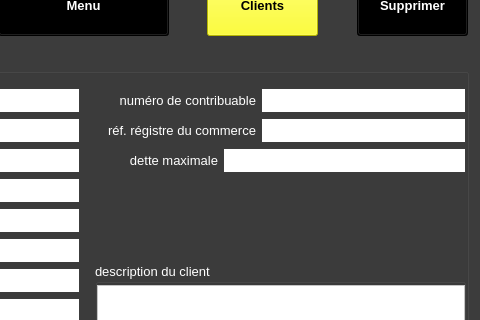
First picture: the form in ui/yeroth-erp-modifier-compte-client-window.ui, repository xnoumbissinoundou/yeroth-erp-3.0, before the edit; both pictures show x 320 to 800 and y 95 to 415 of the 800 by 600 pixel window.
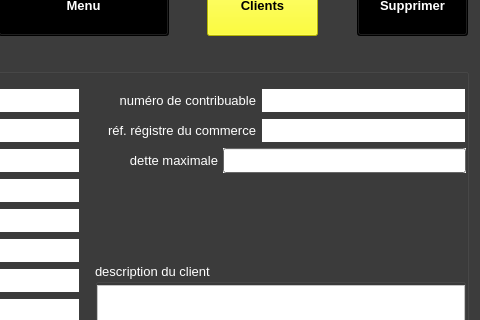
Second picture: the form after the edit. Icons and pictures are not drawn. Custom widgets are drawn as their Qt base class.

Commit message: On branch master 	modified:   src/widgets/yeroth-erp-line-edit.cpp 	modified:   src/widgets/yeroth-erp-line-edit.hpp 	modified:   src/windows/yeroth-erp-entrer-window.cpp 	modified:   src/windows/yeroth-erp-modifier-compte-client-window.cpp 	modified:   src/windows/yeroth-erp-payer-compte-client-window.cpp 	modified:   ui/yeroth-erp-modifier-compte-client-window.ui

What changed in the file:
```diff
--- a/ui/yeroth-erp-modifier-compte-client-window.ui
+++ b/ui/yeroth-erp-modifier-compte-client-window.ui
@@ -7710,445 +7710,6 @@
       <set>Qt::AlignRight|Qt::AlignTrailing|Qt::AlignVCenter</set>
      </property>
     </widget>
-    <widget class="YerothLineEdit" name="lineEdit_modifier_compteclient_dette_maximale">
-     <property name="geometry">
-      <rect>
-       <x>532</x>
-       <y>95</y>
-       <width>243</width>
-       <height>25</height>
-      </rect>
-     </property>
-     <property name="palette">
-      <palette>
-       <active>
-        <colorrole role="WindowText">
-         <brush brushstyle="SolidPattern">
-          <color alpha="255">
-           <red>0</red>
-           <green>0</green>
-           <blue>0</blue>
-          </color>
-         </brush>
-        </colorrole>
-        <colorrole role="Button">
-         <brush brushstyle="SolidPattern">
-          <color alpha="255">
-           <red>255</red>
-           <green>255</green>
-           <blue>255</blue>
-          </color>
-         </brush>
-        </colorrole>
-        <colorrole role="Light">
-         <brush brushstyle="SolidPattern">
-          <color alpha="255">
-           <red>255</red>
-           <green>255</green>
-           <blue>255</blue>
-          </color>
-         </brush>
-        </colorrole>
-        <colorrole role="Midlight">
-         <brush brushstyle="SolidPattern">
-          <color alpha="255">
-           <red>255</red>
-           <green>255</green>
-           <blue>255</blue>
-          </color>
-         </brush>
-        </colorrole>
-        <colorrole role="Dark">
-         <brush brushstyle="SolidPattern">
-          <color alpha="255">
-           <red>127</red>
-           <green>127</green>
-           <blue>127</blue>
-          </color>
-         </brush>
-        </colorrole>
-        <colorrole role="Mid">
-         <brush brushstyle="SolidPattern">
-          <color alpha="255">
-           <red>170</red>
-           <green>170</green>
-           <blue>170</blue>
-          </color>
-         </brush>
-        </colorrole>
-        <colorrole role="Text">
-         <brush brushstyle="SolidPattern">
-          <color alpha="255">
-           <red>0</red>
-           <green>0</green>
-           <blue>0</blue>
-          </color>
-         </brush>
-        </colorrole>
-        <colorrole role="BrightText">
-         <brush brushstyle="SolidPattern">
-          <color alpha="255">
-           <red>255</red>
-           <green>255</green>
-           <blue>255</blue>
-          </color>
-         </brush>
-        </colorrole>
-        <colorrole role="ButtonText">
-         <brush brushstyle="SolidPattern">
-          <color alpha="255">
-           <red>0</red>
-           <green>0</green>
-           <blue>0</blue>
-          </color>
-         </brush>
-        </colorrole>
-        <colorrole role="Base">
-         <brush brushstyle="SolidPattern">
-          <color alpha="255">
-           <red>255</red>
-           <green>255</green>
-           <blue>255</blue>
-          </color>
-         </brush>
-        </colorrole>
-        <colorrole role="Window">
-         <brush brushstyle="SolidPattern">
-          <color alpha="255">
-           <red>255</red>
-           <green>255</green>
-           <blue>255</blue>
-          </color>
-         </brush>
-        </colorrole>
-        <colorrole role="Shadow">
-         <brush brushstyle="SolidPattern">
-          <color alpha="255">
-           <red>0</red>
-           <green>0</green>
-           <blue>0</blue>
-          </color>
-         </brush>
-        </colorrole>
-        <colorrole role="AlternateBase">
-         <brush brushstyle="SolidPattern">
-          <color alpha="255">
-           <red>255</red>
-           <green>255</green>
-           <blue>255</blue>
-          </color>
-         </brush>
-        </colorrole>
-        <colorrole role="ToolTipBase">
-         <brush brushstyle="SolidPattern">
-          <color alpha="255">
-           <red>255</red>
-           <green>255</green>
-           <blue>220</blue>
-          </color>
-         </brush>
-        </colorrole>
-        <colorrole role="ToolTipText">
-         <brush brushstyle="SolidPattern">
-          <color alpha="255">
-           <red>0</red>
-           <green>0</green>
-           <blue>0</blue>
-          </color>
-         </brush>
-        </colorrole>
-       </active>
-       <inactive>
-        <colorrole role="WindowText">
-         <brush brushstyle="SolidPattern">
-          <color alpha="255">
-           <red>0</red>
-           <green>0</green>
-           <blue>0</blue>
-          </color>
-         </brush>
-        </colorrole>
-        <colorrole role="Button">
-         <brush brushstyle="SolidPattern">
-          <color alpha="255">
-           <red>255</red>
-           <green>255</green>
-           <blue>255</blue>
-          </color>
-         </brush>
-        </colorrole>
-        <colorrole role="Light">
-         <brush brushstyle="SolidPattern">
-          <color alpha="255">
-           <red>255</red>
-           <green>255</green>
-           <blue>255</blue>
-          </color>
-         </brush>
-        </colorrole>
-        <colorrole role="Midlight">
-         <brush brushstyle="SolidPattern">
-          <color alpha="255">
-           <red>255</red>
-           <green>255</green>
-           <blue>255</blue>
-          </color>
-         </brush>
-        </colorrole>
-        <colorrole role="Dark">
-         <brush brushstyle="SolidPattern">
-          <color alpha="255">
-           <red>127</red>
-           <green>127</green>
-           <blue>127</blue>
-          </color>
-         </brush>
-        </colorrole>
-        <colorrole role="Mid">
-         <brush brushstyle="SolidPattern">
-          <color alpha="255">
-           <red>170</red>
-           <green>170</green>
-           <blue>170</blue>
-          </color>
-         </brush>
-        </colorrole>
-        <colorrole role="Text">
-         <brush brushstyle="SolidPattern">
-          <color alpha="255">
-           <red>0</red>
-           <green>0</green>
-           <blue>0</blue>
-          </color>
-         </brush>
-        </colorrole>
-        <colorrole role="BrightText">
-         <brush brushstyle="SolidPattern">
-          <color alpha="255">
-           <red>255</red>
-           <green>255</green>
-           <blue>255</blue>
-          </color>
-         </brush>
-        </colorrole>
-        <colorrole role="ButtonText">
-         <brush brushstyle="SolidPattern">
-          <color alpha="255">
-           <red>0</red>
-           <green>0</green>
-           <blue>0</blue>
-          </color>
-         </brush>
-        </colorrole>
-        <colorrole role="Base">
-         <brush brushstyle="SolidPattern">
-          <color alpha="255">
-           <red>255</red>
-           <green>255</green>
-           <blue>255</blue>
-          </color>
-         </brush>
-        </colorrole>
-        <colorrole role="Window">
-         <brush brushstyle="SolidPattern">
-          <color alpha="255">
-           <red>255</red>
-           <green>255</green>
-           <blue>255</blue>
-          </color>
-         </brush>
-        </colorrole>
-        <colorrole role="Shadow">
-         <brush brushstyle="SolidPattern">
-          <color alpha="255">
-           <red>0</red>
-           <green>0</green>
-           <blue>0</blue>
-          </color>
-         </brush>
-        </colorrole>
-        <colorrole role="AlternateBase">
-         <brush brushstyle="SolidPattern">
-          <color alpha="255">
-           <red>255</red>
-           <green>255</green>
-           <blue>255</blue>
-          </color>
-         </brush>
-        </colorrole>
-        <colorrole role="ToolTipBase">
-         <brush brushstyle="SolidPattern">
-          <color alpha="255">
-           <red>255</red>
-           <green>255</green>
-           <blue>220</blue>
-          </color>
-         </brush>
-        </colorrole>
-        <colorrole role="ToolTipText">
-         <brush brushstyle="SolidPattern">
-          <color alpha="255">
-           <red>0</red>
-           <green>0</green>
-           <blue>0</blue>
-          </color>
-         </brush>
-        </colorrole>
-       </inactive>
-       <disabled>
-        <colorrole role="WindowText">
-         <brush brushstyle="SolidPattern">
-          <color alpha="255">
-           <red>127</red>
-           <green>127</green>
-           <blue>127</blue>
-          </color>
-         </brush>
-        </colorrole>
-        <colorrole role="Button">
-         <brush brushstyle="SolidPattern">
-          <color alpha="255">
-           <red>255</red>
-           <green>255</green>
-           <blue>255</blue>
-          </color>
-         </brush>
-        </colorrole>
-        <colorrole role="Light">
-         <brush brushstyle="SolidPattern">
-          <color alpha="255">
-           <red>255</red>
-           <green>255</green>
-           <blue>255</blue>
-          </color>
-         </brush>
-        </colorrole>
-        <colorrole role="Midlight">
-         <brush brushstyle="SolidPattern">
-          <color alpha="255">
-           <red>255</red>
-           <green>255</green>
-           <blue>255</blue>
-          </color>
-         </brush>
-        </colorrole>
-        <colorrole role="Dark">
-         <brush brushstyle="SolidPattern">
-          <color alpha="255">
-           <red>127</red>
-           <green>127</green>
-           <blue>127</blue>
-          </color>
-         </brush>
-        </colorrole>
-        <colorrole role="Mid">
-         <brush brushstyle="SolidPattern">
-          <color alpha="255">
-           <red>170</red>
-           <green>170</green>
-           <blue>170</blue>
-          </color>
-         </brush>
-        </colorrole>
-        <colorrole role="Text">
-         <brush brushstyle="SolidPattern">
-          <color alpha="255">
-           <red>127</red>
-           <green>127</green>
-           <blue>127</blue>
-          </color>
-         </brush>
-        </colorrole>
-        <colorrole role="BrightText">
-         <brush brushstyle="SolidPattern">
-          <color alpha="255">
-           <red>255</red>
-           <green>255</green>
-           <blue>255</blue>
-          </color>
-         </brush>
-        </colorrole>
-        <colorrole role="ButtonText">
-         <brush brushstyle="SolidPattern">
-          <color alpha="255">
-           <red>127</red>
-           <green>127</green>
-           <blue>127</blue>
-          </color>
-         </brush>
-        </colorrole>
-        <colorrole role="Base">
-         <brush brushstyle="SolidPattern">
-          <color alpha="255">
-           <red>255</red>
-           <green>255</green>
-           <blue>255</blue>
-          </color>
-         </brush>
-        </colorrole>
-        <colorrole role="Window">
-         <brush brushstyle="SolidPattern">
-          <color alpha="255">
-           <red>255</red>
-           <green>255</green>
-           <blue>255</blue>
-          </color>
-         </brush>
-        </colorrole>
-        <colorrole role="Shadow">
-         <brush brushstyle="SolidPattern">
-          <color alpha="255">
-           <red>0</red>
-           <green>0</green>
-           <blue>0</blue>
-          </color>
-         </brush>
-        </colorrole>
-        <colorrole role="AlternateBase">
-         <brush brushstyle="SolidPattern">
-          <color alpha="255">
-           <red>255</red>
-           <green>255</green>
-           <blue>255</blue>
-          </color>
-         </brush>
-        </colorrole>
-        <colorrole role="ToolTipBase">
-         <brush brushstyle="SolidPattern">
-          <color alpha="255">
-           <red>255</red>
-           <green>255</green>
-           <blue>220</blue>
-          </color>
-         </brush>
-        </colorrole>
-        <colorrole role="ToolTipText">
-         <brush brushstyle="SolidPattern">
-          <color alpha="255">
-           <red>0</red>
-           <green>0</green>
-           <blue>0</blue>
-          </color>
-         </brush>
-        </colorrole>
-       </disabled>
-      </palette>
-     </property>
-     <property name="font">
-      <font>
-       <pointsize>10</pointsize>
-      </font>
-     </property>
-     <property name="autoFillBackground">
-      <bool>false</bool>
-     </property>
-     <property name="styleSheet">
-      <string notr="true">border: 1px solid rgb(60, 60, 60);</string>
-     </property>
-     <property name="alignment">
-      <set>Qt::AlignLeading|Qt::AlignLeft|Qt::AlignVCenter</set>
-     </property>
-    </widget>
     <widget class="QLabel" name="label_modifier_compteclient_dette_maximale">
      <property name="geometry">
       <rect>
@@ -10043,6 +9604,441 @@
       <set>Qt::AlignRight|Qt::AlignTrailing|Qt::AlignVCenter</set>
      </property>
     </widget>
+    <widget class="YerothLineEdit" name="lineEdit_modifier_compteclient_dette_maximale">
+     <property name="geometry">
+      <rect>
+       <x>532</x>
+       <y>95</y>
+       <width>243</width>
+       <height>25</height>
+      </rect>
+     </property>
+     <property name="palette">
+      <palette>
+       <active>
+        <colorrole role="WindowText">
+         <brush brushstyle="SolidPattern">
+          <color alpha="255">
+           <red>0</red>
+           <green>0</green>
+           <blue>0</blue>
+          </color>
+         </brush>
+        </colorrole>
+        <colorrole role="Button">
+         <brush brushstyle="SolidPattern">
+          <color alpha="255">
+           <red>145</red>
+           <green>145</green>
+           <blue>145</blue>
+          </color>
+         </brush>
+        </colorrole>
+        <colorrole role="Light">
+         <brush brushstyle="SolidPattern">
+          <color alpha="255">
+           <red>218</red>
+           <green>218</green>
+           <blue>218</blue>
+          </color>
+         </brush>
+        </colorrole>
+        <colorrole role="Midlight">
+         <brush brushstyle="SolidPattern">
+          <color alpha="255">
+           <red>181</red>
+           <green>181</green>
+           <blue>181</blue>
+          </color>
+         </brush>
+        </colorrole>
+        <colorrole role="Dark">
+         <brush brushstyle="SolidPattern">
+          <color alpha="255">
+           <red>72</red>
+           <green>72</green>
+           <blue>72</blue>
+          </color>
+         </brush>
+        </colorrole>
+        <colorrole role="Mid">
+         <brush brushstyle="SolidPattern">
+          <color alpha="255">
+           <red>97</red>
+           <green>97</green>
+           <blue>97</blue>
+          </color>
+         </brush>
+        </colorrole>
+        <colorrole role="Text">
+         <brush brushstyle="SolidPattern">
+          <color alpha="255">
+           <red>0</red>
+           <green>0</green>
+           <blue>0</blue>
+          </color>
+         </brush>
+        </colorrole>
+        <colorrole role="BrightText">
+         <brush brushstyle="SolidPattern">
+          <color alpha="255">
+           <red>255</red>
+           <green>255</green>
+           <blue>255</blue>
+          </color>
+         </brush>
+        </colorrole>
+        <colorrole role="ButtonText">
+         <brush brushstyle="SolidPattern">
+          <color alpha="255">
+           <red>0</red>
+           <green>0</green>
+           <blue>0</blue>
+          </color>
+         </brush>
+        </colorrole>
+        <colorrole role="Base">
+         <brush brushstyle="SolidPattern">
+          <color alpha="255">
+           <red>255</red>
+           <green>255</green>
+           <blue>255</blue>
+          </color>
+         </brush>
+        </colorrole>
+        <colorrole role="Window">
+         <brush brushstyle="SolidPattern">
+          <color alpha="255">
+           <red>145</red>
+           <green>145</green>
+           <blue>145</blue>
+          </color>
+         </brush>
+        </colorrole>
+        <colorrole role="Shadow">
+         <brush brushstyle="SolidPattern">
+          <color alpha="255">
+           <red>0</red>
+           <green>0</green>
+           <blue>0</blue>
+          </color>
+         </brush>
+        </colorrole>
+        <colorrole role="AlternateBase">
+         <brush brushstyle="SolidPattern">
+          <color alpha="255">
+           <red>200</red>
+           <green>200</green>
+           <blue>200</blue>
+          </color>
+         </brush>
+        </colorrole>
+        <colorrole role="ToolTipBase">
+         <brush brushstyle="SolidPattern">
+          <color alpha="255">
+           <red>255</red>
+           <green>255</green>
+           <blue>220</blue>
+          </color>
+         </brush>
+        </colorrole>
+        <colorrole role="ToolTipText">
+         <brush brushstyle="SolidPattern">
+          <color alpha="255">
+           <red>0</red>
+           <green>0</green>
+           <blue>0</blue>
+          </color>
+         </brush>
+        </colorrole>
+       </active>
+       <inactive>
+        <colorrole role="WindowText">
+         <brush brushstyle="SolidPattern">
+          <color alpha="255">
+           <red>0</red>
+           <green>0</green>
+           <blue>0</blue>
+          </color>
+         </brush>
+        </colorrole>
+        <colorrole role="Button">
+         <brush brushstyle="SolidPattern">
+          <color alpha="255">
+           <red>145</red>
+           <green>145</green>
+           <blue>145</blue>
+          </color>
+         </brush>
+        </colorrole>
+        <colorrole role="Light">
+         <brush brushstyle="SolidPattern">
+          <color alpha="255">
+           <red>218</red>
+           <green>218</green>
+           <blue>218</blue>
+          </color>
+         </brush>
+        </colorrole>
+        <colorrole role="Midlight">
+         <brush brushstyle="SolidPattern">
+          <color alpha="255">
+           <red>181</red>
+           <green>181</green>
+           <blue>181</blue>
+          </color>
+         </brush>
+        </colorrole>
+        <colorrole role="Dark">
+         <brush brushstyle="SolidPattern">
+          <color alpha="255">
+           <red>72</red>
+           <green>72</green>
+           <blue>72</blue>
+          </color>
+         </brush>
+        </colorrole>
+        <colorrole role="Mid">
+         <brush brushstyle="SolidPattern">
+          <color alpha="255">
+           <red>97</red>
+           <green>97</green>
+           <blue>97</blue>
+          </color>
+         </brush>
+        </colorrole>
+        <colorrole role="Text">
+         <brush brushstyle="SolidPattern">
+          <color alpha="255">
+           <red>0</red>
+           <green>0</green>
+           <blue>0</blue>
+          </color>
+         </brush>
+        </colorrole>
+        <colorrole role="BrightText">
+         <brush brushstyle="SolidPattern">
+          <color alpha="255">
+           <red>255</red>
+           <green>255</green>
+           <blue>255</blue>
+          </color>
+         </brush>
+        </colorrole>
+        <colorrole role="ButtonText">
+         <brush brushstyle="SolidPattern">
+          <color alpha="255">
+           <red>0</red>
+           <green>0</green>
+           <blue>0</blue>
+          </color>
+         </brush>
+        </colorrole>
+        <colorrole role="Base">
+         <brush brushstyle="SolidPattern">
+          <color alpha="255">
+           <red>255</red>
+           <green>255</green>
+           <blue>255</blue>
+          </color>
+         </brush>
+        </colorrole>
+        <colorrole role="Window">
+         <brush brushstyle="SolidPattern">
+          <color alpha="255">
+           <red>145</red>
+           <green>145</green>
+           <blue>145</blue>
+          </color>
+         </brush>
+        </colorrole>
+        <colorrole role="Shadow">
+         <brush brushstyle="SolidPattern">
+          <color alpha="255">
+           <red>0</red>
+           <green>0</green>
+           <blue>0</blue>
+          </color>
+         </brush>
+        </colorrole>
+        <colorrole role="AlternateBase">
+         <brush brushstyle="SolidPattern">
+          <color alpha="255">
+           <red>200</red>
+           <green>200</green>
+           <blue>200</blue>
+          </color>
+         </brush>
+        </colorrole>
+        <colorrole role="ToolTipBase">
+         <brush brushstyle="SolidPattern">
+          <color alpha="255">
+           <red>255</red>
+           <green>255</green>
+           <blue>220</blue>
+          </color>
+         </brush>
+        </colorrole>
+        <colorrole role="ToolTipText">
+         <brush brushstyle="SolidPattern">
+          <color alpha="255">
+           <red>0</red>
+           <green>0</green>
+           <blue>0</blue>
+          </color>
+         </brush>
+        </colorrole>
+       </inactive>
+       <disabled>
+        <colorrole role="WindowText">
+         <brush brushstyle="SolidPattern">
+          <color alpha="255">
+           <red>72</red>
+           <green>72</green>
+           <blue>72</blue>
+          </color>
+         </brush>
+        </colorrole>
+        <colorrole role="Button">
+         <brush brushstyle="SolidPattern">
+          <color alpha="255">
+           <red>145</red>
+           <green>145</green>
+           <blue>145</blue>
+          </color>
+         </brush>
+        </colorrole>
+        <colorrole role="Light">
+         <brush brushstyle="SolidPattern">
+          <color alpha="255">
+           <red>218</red>
+           <green>218</green>
+           <blue>218</blue>
+          </color>
+         </brush>
+        </colorrole>
+        <colorrole role="Midlight">
+         <brush brushstyle="SolidPattern">
+          <color alpha="255">
+           <red>181</red>
+           <green>181</green>
+           <blue>181</blue>
+          </color>
+         </brush>
+        </colorrole>
+        <colorrole role="Dark">
+         <brush brushstyle="SolidPattern">
+          <color alpha="255">
+           <red>72</red>
+           <green>72</green>
+           <blue>72</blue>
+          </color>
+         </brush>
+        </colorrole>
+        <colorrole role="Mid">
+         <brush brushstyle="SolidPattern">
+          <color alpha="255">
+           <red>97</red>
+           <green>97</green>
+           <blue>97</blue>
+          </color>
+         </brush>
+        </colorrole>
+        <colorrole role="Text">
+         <brush brushstyle="SolidPattern">
+          <color alpha="255">
+           <red>72</red>
+           <green>72</green>
+           <blue>72</blue>
+          </color>
+         </brush>
+        </colorrole>
+        <colorrole role="BrightText">
+         <brush brushstyle="SolidPattern">
+          <color alpha="255">
+           <red>255</red>
+           <green>255</green>
+           <blue>255</blue>
+          </color>
+         </brush>
+        </colorrole>
+        <colorrole role="ButtonText">
+         <brush brushstyle="SolidPattern">
+          <color alpha="255">
+           <red>72</red>
+           <green>72</green>
+           <blue>72</blue>
+          </color>
+         </brush>
+        </colorrole>
+        <colorrole role="Base">
+         <brush brushstyle="SolidPattern">
+          <color alpha="255">
+           <red>145</red>
+           <green>145</green>
+           <blue>145</blue>
+          </color>
+         </brush>
+        </colorrole>
+        <colorrole role="Window">
+         <brush brushstyle="SolidPattern">
+          <color alpha="255">
+           <red>145</red>
+           <green>145</green>
+           <blue>145</blue>
+          </color>
+         </brush>
+        </colorrole>
+        <colorrole role="Shadow">
+         <brush brushstyle="SolidPattern">
+          <color alpha="255">
+           <red>0</red>
+           <green>0</green>
+           <blue>0</blue>
+          </color>
+         </brush>
+        </colorrole>
+        <colorrole role="AlternateBase">
+         <brush brushstyle="SolidPattern">
+          <color alpha="255">
+           <red>145</red>
+           <green>145</green>
+           <blue>145</blue>
+          </color>
+         </brush>
+        </colorrole>
+        <colorrole role="ToolTipBase">
+         <brush brushstyle="SolidPattern">
+          <color alpha="255">
+           <red>255</red>
+           <green>255</green>
+           <blue>220</blue>
+          </color>
+         </brush>
+        </colorrole>
+        <colorrole role="ToolTipText">
+         <brush brushstyle="SolidPattern">
+          <color alpha="255">
+           <red>0</red>
+           <green>0</green>
+           <blue>0</blue>
+          </color>
+         </brush>
+        </colorrole>
+       </disabled>
+      </palette>
+     </property>
+     <property name="font">
+      <font>
+       <pointsize>10</pointsize>
+       <weight>75</weight>
+       <bold>true</bold>
+      </font>
+     </property>
+     <property name="autoFillBackground">
+      <bool>true</bool>
+     </property>
+    </widget>
    </widget>
    <widget class="YerothPushButton" name="pushButton_clients">
     <property name="enabled">
```
Left out of the diff: 1 changed line with no effect on the pictures. The commit also changes 5 other files.
